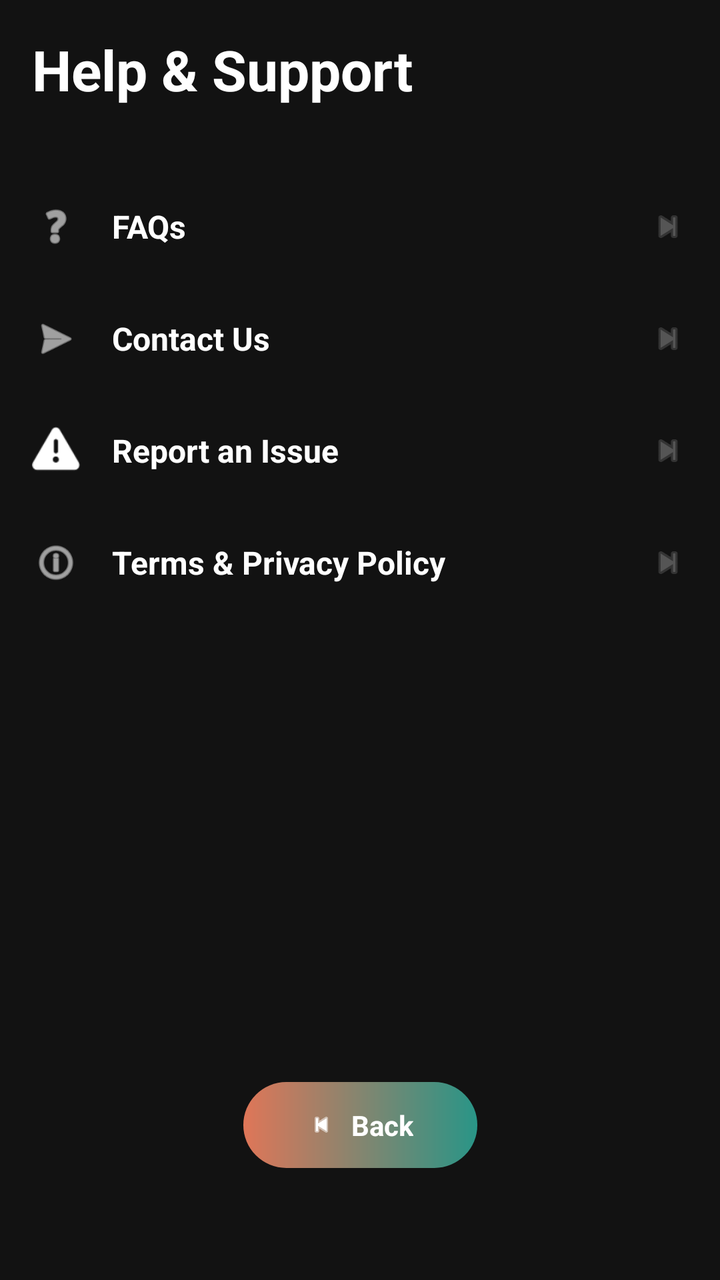
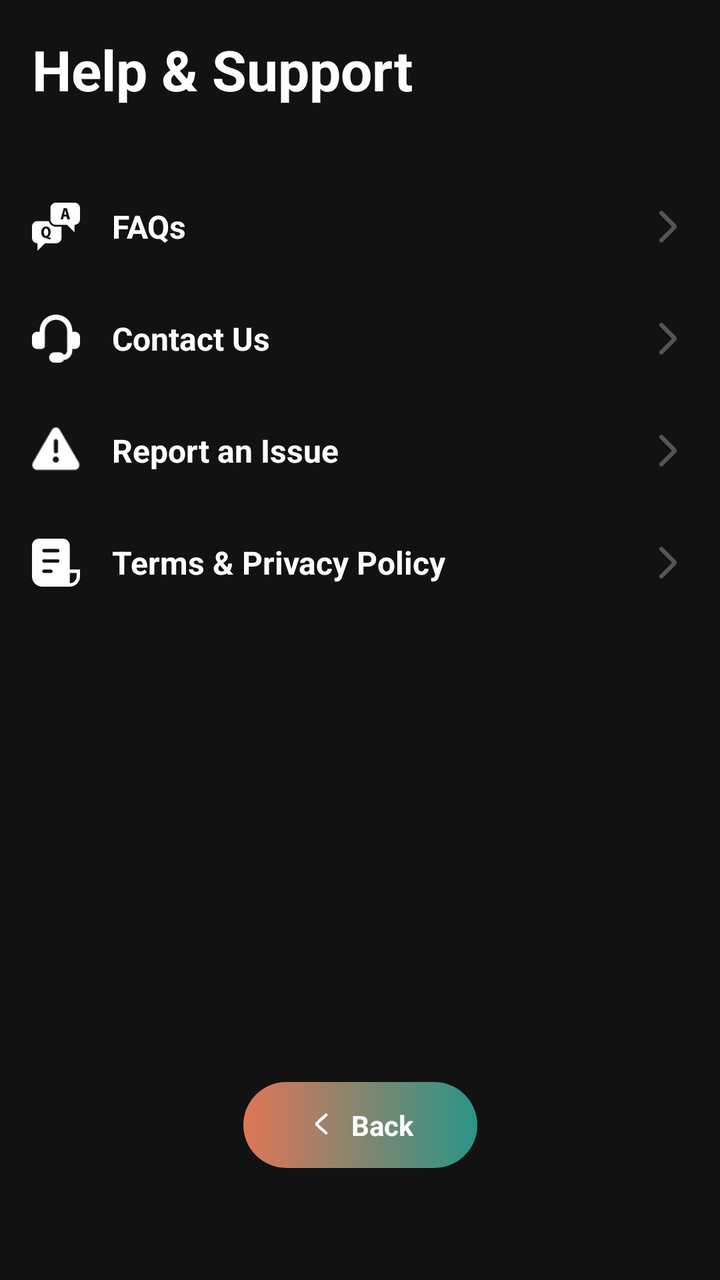

Before-and-after screenshots of an Android layout around one commit, followed by the original layout XML and the change that was made.
<!-- AndroidManifest.xml: application theme Theme.ViBePlayer -->
<!-- res/layout/fragment_help_support.xml -->
<?xml version="1.0" encoding="utf-8"?>
<androidx.constraintlayout.widget.ConstraintLayout xmlns:android="http://schemas.android.com/apk/res/android"
    xmlns:app="http://schemas.android.com/apk/res-auto"
    android:layout_width="match_parent"
    android:layout_height="match_parent"
    android:background="@color/vibe_black"
    android:padding="16dp">

    <TextView
        android:id="@+id/txtHelpHeader"
        android:layout_width="wrap_content"
        android:layout_height="wrap_content"
        android:text="Help &amp; Support"
        android:textColor="@color/white"
        android:textSize="28sp"
        android:textStyle="bold"
        app:layout_constraintStart_toStartOf="parent"
        app:layout_constraintTop_toTopOf="parent" />

    <LinearLayout
        android:layout_width="match_parent"
        android:layout_height="wrap_content"
        android:layout_marginTop="32dp"
        android:orientation="vertical"
        app:layout_constraintTop_toBottomOf="@id/txtHelpHeader">

        <LinearLayout
            android:id="@+id/rowFaqs"
            android:layout_width="match_parent"
            android:layout_height="wrap_content"
            android:background="?attr/selectableItemBackground"
            android:clickable="true"
            android:focusable="true"
            android:gravity="center_vertical"
            android:orientation="horizontal"
            android:paddingVertical="16dp">

            <ImageView
                android:layout_width="24dp"
                android:layout_height="24dp"
                android:src="@android:drawable/ic_menu_help"
                app:tint="@color/white" />

            <TextView
                android:layout_width="0dp"
                android:layout_height="wrap_content"
                android:layout_marginStart="16dp"
                android:layout_weight="1"
                android:text="FAQs"
                android:textColor="@color/white"
                android:textSize="16sp"
                android:textStyle="bold" />

            <ImageView
                android:layout_width="20dp"
                android:layout_height="20dp"
                android:src="@android:drawable/ic_media_next"
                app:tint="#555555" />
        </LinearLayout>

        <LinearLayout
            android:id="@+id/rowContactUs"
            android:layout_width="match_parent"
            android:layout_height="wrap_content"
            android:background="?attr/selectableItemBackground"
            android:clickable="true"
            android:focusable="true"
            android:gravity="center_vertical"
            android:orientation="horizontal"
            android:paddingVertical="16dp">

            <ImageView
                android:layout_width="24dp"
                android:layout_height="24dp"
                android:src="@android:drawable/ic_menu_send"
                app:tint="@color/white" />

            <TextView
                android:layout_width="0dp"
                android:layout_height="wrap_content"
                android:layout_marginStart="16dp"
                android:layout_weight="1"
                android:text="Contact Us"
                android:textColor="@color/white"
                android:textSize="16sp"
                android:textStyle="bold" />

            <ImageView
                android:layout_width="20dp"
                android:layout_height="20dp"
                android:src="@android:drawable/ic_media_next"
                app:tint="#555555" />
        </LinearLayout>

        <LinearLayout
            android:id="@+id/rowReportIssue"
            android:layout_width="match_parent"
            android:layout_height="wrap_content"
            android:background="?attr/selectableItemBackground"
            android:clickable="true"
            android:focusable="true"
            android:gravity="center_vertical"
            android:orientation="horizontal"
            android:paddingVertical="16dp">

            <ImageView
                android:layout_width="24dp"
                android:layout_height="24dp"
                android:src="@android:drawable/ic_dialog_alert"
                app:tint="@color/white" />

            <TextView
                android:layout_width="0dp"
                android:layout_height="wrap_content"
                android:layout_marginStart="16dp"
                android:layout_weight="1"
                android:text="Report an Issue"
                android:textColor="@color/white"
                android:textSize="16sp"
                android:textStyle="bold" />

            <ImageView
                android:layout_width="20dp"
                android:layout_height="20dp"
                android:src="@android:drawable/ic_media_next"
                app:tint="#555555" />
        </LinearLayout>

        <LinearLayout
            android:id="@+id/rowTerms"
            android:layout_width="match_parent"
            android:layout_height="wrap_content"
            android:background="?attr/selectableItemBackground"
            android:clickable="true"
            android:focusable="true"
            android:gravity="center_vertical"
            android:orientation="horizontal"
            android:paddingVertical="16dp">

            <ImageView
                android:layout_width="24dp"
                android:layout_height="24dp"
                android:src="@android:drawable/ic_menu_info_details"
                app:tint="@color/white" />

            <TextView
                android:layout_width="0dp"
                android:layout_height="wrap_content"
                android:layout_marginStart="16dp"
                android:layout_weight="1"
                android:text="Terms &amp; Privacy Policy"
                android:textColor="@color/white"
                android:textSize="16sp"
                android:textStyle="bold" />

            <ImageView
                android:layout_width="20dp"
                android:layout_height="20dp"
                android:src="@android:drawable/ic_media_next"
                app:tint="#555555" />
        </LinearLayout>

    </LinearLayout>

    <LinearLayout
        android:id="@+id/btnHelpBack"
        android:layout_width="wrap_content"
        android:layout_height="wrap_content"
        android:layout_marginBottom="40dp"
        android:background="@drawable/bg_chip_outline"
        android:gravity="center"
        android:orientation="horizontal"
        android:paddingHorizontal="32dp"
        android:paddingVertical="12dp"
        app:layout_constraintBottom_toBottomOf="parent"
        app:layout_constraintEnd_toEndOf="parent"
        app:layout_constraintStart_toStartOf="parent">

        <ImageView
            android:layout_width="14dp"
            android:layout_height="14dp"
            android:src="@android:drawable/ic_media_previous"
            app:tint="@color/white" />

        <TextView
            android:layout_width="wrap_content"
            android:layout_height="wrap_content"
            android:layout_marginStart="8dp"
            android:text="Back"
            android:textColor="@color/white"
            android:textSize="14sp"
            android:textStyle="bold" />
    </LinearLayout>

</androidx.constraintlayout.widget.ConstraintLayout>
<!-- resources referenced by this layout -->
<resources>
  <!-- unchanged entries left out for length: 5 -->
</resources>

<!-- the commit's change to res/layout/fragment_help_support.xml (unified diff, before → after) -->
@@ -38,7 +38,7 @@
             <ImageView
                 android:layout_width="24dp"
                 android:layout_height="24dp"
-                android:src="@android:drawable/ic_menu_help"
+                android:src="@drawable/ic_faq"
                 app:tint="@color/white" />
 
             <TextView
@@ -54,7 +54,7 @@
             <ImageView
                 android:layout_width="20dp"
                 android:layout_height="20dp"
-                android:src="@android:drawable/ic_media_next"
+                android:src="@drawable/ic_forward_arrow"
                 app:tint="#555555" />
         </LinearLayout>
 
@@ -72,7 +72,7 @@
             <ImageView
                 android:layout_width="24dp"
                 android:layout_height="24dp"
-                android:src="@android:drawable/ic_menu_send"
+                android:src="@drawable/ic_customer_support"
                 app:tint="@color/white" />
 
             <TextView
@@ -88,7 +88,7 @@
             <ImageView
                 android:layout_width="20dp"
                 android:layout_height="20dp"
-                android:src="@android:drawable/ic_media_next"
+                android:src="@drawable/ic_forward_arrow"
                 app:tint="#555555" />
         </LinearLayout>
 
@@ -122,7 +122,7 @@
             <ImageView
                 android:layout_width="20dp"
                 android:layout_height="20dp"
-                android:src="@android:drawable/ic_media_next"
+                android:src="@drawable/ic_forward_arrow"
                 app:tint="#555555" />
         </LinearLayout>
 
@@ -140,7 +140,7 @@
             <ImageView
                 android:layout_width="24dp"
                 android:layout_height="24dp"
-                android:src="@android:drawable/ic_menu_info_details"
+                android:src="@drawable/ic_terms"
                 app:tint="@color/white" />
 
             <TextView
@@ -156,7 +156,7 @@
             <ImageView
                 android:layout_width="20dp"
                 android:layout_height="20dp"
-                android:src="@android:drawable/ic_media_next"
+                android:src="@drawable/ic_forward_arrow"
                 app:tint="#555555" />
         </LinearLayout>
 
@@ -179,7 +179,7 @@
         <ImageView
             android:layout_width="14dp"
             android:layout_height="14dp"
-            android:src="@android:drawable/ic_media_previous"
+            android:src="@drawable/ic_back_arrow"
             app:tint="@color/white" />
 
         <TextView
<!-- resource entries referenced after the edit -->
@@ -1,5 +1,64 @@
 <!-- resources referenced by this layout -->
 <resources>
+  <!-- drawable ic_back_arrow (drawable) -->
+  <vector xmlns:android="http://schemas.android.com/apk/res/android"
+      android:width="40dp"
+      android:height="40dp"
+      android:viewportWidth="40"
+      android:viewportHeight="40">
+    <path
+        android:pathData="M15.694,19.011L28.354,30.638C28.785,31.034 28.993,31.495 28.979,32.022C28.965,32.55 28.743,33.011 28.311,33.407C27.879,33.802 27.377,34 26.804,34C26.231,34 25.728,33.802 25.297,33.407L12.033,21.265C11.689,20.948 11.431,20.593 11.258,20.197C11.086,19.802 11,19.406 11,19.011C11,18.615 11.086,18.22 11.258,17.824C11.431,17.429 11.689,17.073 12.033,16.756L25.297,4.575C25.727,4.179 26.237,3.988 26.826,4.001C27.415,4.013 27.925,4.218 28.354,4.614C28.784,5.011 28.999,5.472 29,5.999C29.001,6.525 28.786,6.986 28.354,7.383L15.694,19.011Z"
+        android:fillColor="#ffffff"/>
+  </vector>
+  <!-- drawable ic_customer_support (drawable) -->
+  <vector xmlns:android="http://schemas.android.com/apk/res/android"
+      android:width="14dp"
+      android:height="14dp"
+      android:viewportWidth="14"
+      android:viewportHeight="14">
+    <group>
+      <clip-path
+          android:pathData="M0,0h14v14h-14z"/>
+      <path
+          android:pathData="M6.987,1.5C6.569,1.492 6.154,1.567 5.765,1.721C5.375,1.874 5.02,2.102 4.72,2.393C4.419,2.683 4.179,3.03 4.012,3.414C3.846,3.797 3.757,4.21 3.75,4.628V9C3.75,9.265 3.645,9.52 3.457,9.707C3.27,9.895 3.015,10 2.75,10H1.5C1.102,10 0.721,9.842 0.439,9.561C0.158,9.279 0,8.898 0,8.5L0,6.5C0,6.102 0.158,5.721 0.439,5.439C0.721,5.158 1.102,5 1.5,5H2.25V4.61C2.259,3.995 2.389,3.389 2.633,2.824C2.877,2.26 3.229,1.749 3.67,1.321C4.111,0.893 4.632,0.556 5.204,0.329C5.775,0.103 6.385,-0.009 7,0C7.615,-0.009 8.225,0.103 8.796,0.329C9.368,0.556 9.889,0.893 10.33,1.321C10.771,1.749 11.123,2.26 11.367,2.824C11.611,3.389 11.741,3.995 11.75,4.61V5H12.5C12.898,5 13.279,5.158 13.561,5.439C13.842,5.721 14,6.102 14,6.5V8.5C14,8.898 13.842,9.279 13.561,9.561C13.279,9.842 12.898,10 12.5,10H11.75V10.5C11.75,11.176 11.501,11.828 11.051,12.332C10.601,12.836 9.981,13.157 9.31,13.233C9.18,13.466 8.989,13.66 8.759,13.795C8.529,13.929 8.267,14 8,14H6.5C6.102,14 5.721,13.842 5.439,13.561C5.158,13.279 5,12.898 5,12.5C5,12.102 5.158,11.721 5.439,11.439C5.721,11.158 6.102,11 6.5,11H8C8.542,11 9.017,11.287 9.28,11.718C9.556,11.655 9.802,11.5 9.978,11.278C10.154,11.057 10.25,10.783 10.25,10.5V4.627C10.243,4.207 10.153,3.792 9.985,3.407C9.817,3.022 9.574,2.674 9.271,2.383C8.967,2.092 8.609,1.864 8.217,1.713C7.825,1.561 7.407,1.489 6.987,1.5Z"
+          android:fillColor="#ffffff"
+          android:fillType="evenOdd"/>
+    </group>
+  </vector>
+  <!-- drawable ic_faq (drawable) -->
+  <vector xmlns:android="http://schemas.android.com/apk/res/android"
+      android:width="26dp"
+      android:height="26dp"
+      android:viewportWidth="26"
+      android:viewportHeight="26">
+    <group>
+      <clip-path
+          android:pathData="M0,0h26v26h-26z"/>
+      <path
+          android:pathData="M13,0C11.3,0 10,1.3 10,3V9C10,10.7 11.3,12 13,12H19L23,16V12C24.7,12 26,10.7 26,9V3C26,1.3 24.7,0 23,0H13ZM17.188,3H18.906L20.594,9H19.094L18.687,7.5H17.187L16.813,9H15.5L17.188,3ZM18,4C17.9,4.4 17.788,4.888 17.687,5.188L17.407,6.5H18.594L18.312,5.187C18.113,4.888 18,4.4 18,4ZM3,10C1.3,10 0,11.3 0,13V19C0,20.7 1.3,22 3,22V26L7,22H13C14.7,22 16,20.7 16,19V13H13C11.1,13 9.594,11.7 9.094,10H3ZM7.594,12.906C9.294,12.906 10.094,14.306 10.094,15.906C10.094,17.306 9.613,18.194 8.813,18.594C9.213,18.794 9.687,18.9 10.187,19L9.813,20C9.113,19.8 8.387,19.488 7.687,19.187C7.587,19.087 7.412,19.094 7.312,19.094C6.112,18.994 5,18 5,16C5,14.3 5.994,12.906 7.594,12.906ZM7.594,14C6.794,14 6.406,14.9 6.406,16C6.406,17.2 6.794,18 7.594,18C8.394,18 8.812,17.1 8.812,16C8.812,14.9 8.394,14 7.594,14Z"
+          android:fillColor="#ffffff"/>
+    </group>
+  </vector>
+  <!-- drawable ic_forward_arrow (drawable) -->
+  <vector xmlns:android="http://schemas.android.com/apk/res/android"
+      android:width="18dp"
+      android:height="18dp"
+      android:viewportWidth="18"
+      android:viewportHeight="18">
+    <path
+        android:pathData="M10.838,9L5.325,14.512C5.138,14.7 5.047,14.919 5.053,15.169C5.059,15.419 5.156,15.637 5.344,15.825C5.532,16.012 5.751,16.106 6,16.106C6.25,16.106 6.468,16.012 6.656,15.825L12.431,10.069C12.581,9.919 12.694,9.75 12.769,9.562C12.844,9.375 12.881,9.187 12.881,9C12.881,8.812 12.844,8.625 12.769,8.437C12.694,8.25 12.581,8.081 12.431,7.931L6.656,2.156C6.469,1.969 6.247,1.878 5.99,1.884C5.734,1.89 5.512,1.987 5.325,2.175C5.138,2.363 5.044,2.582 5.044,2.831C5.043,3.081 5.137,3.299 5.325,3.487L10.838,9Z"
+        android:fillColor="#ffffff"/>
+  </vector>
+  <!-- drawable ic_terms (drawable) -->
+  <vector xmlns:android="http://schemas.android.com/apk/res/android"
+      android:width="14dp"
+      android:height="14dp"
+      android:viewportWidth="14"
+      android:viewportHeight="14">
+    <path
+        android:pathData="M0,2C0,1.47 0.211,0.961 0.586,0.586C0.961,0.211 1.47,0 2,0H9C9.53,0 10.039,0.211 10.414,0.586C10.789,0.961 11,1.47 11,2V9H14V11C14,11.796 13.684,12.559 13.121,13.121C12.559,13.684 11.796,14 11,14H3C2.204,14 1.441,13.684 0.879,13.121C0.316,12.559 0,11.796 0,11V2ZM11,13C11.53,13 12.039,12.789 12.414,12.414C12.789,12.039 13,11.53 13,11V10H11V13ZM3.5,3C3.367,3 3.24,3.053 3.146,3.146C3.053,3.24 3,3.367 3,3.5C3,3.633 3.053,3.76 3.146,3.854C3.24,3.947 3.367,4 3.5,4H7.5C7.633,4 7.76,3.947 7.854,3.854C7.947,3.76 8,3.633 8,3.5C8,3.367 7.947,3.24 7.854,3.146C7.76,3.053 7.633,3 7.5,3H3.5ZM3.5,6C3.367,6 3.24,6.053 3.146,6.146C3.053,6.24 3,6.367 3,6.5C3,6.633 3.053,6.76 3.146,6.854C3.24,6.947 3.367,7 3.5,7H7.5C7.633,7 7.76,6.947 7.854,6.854C7.947,6.76 8,6.633 8,6.5C8,6.367 7.947,6.24 7.854,6.146C7.76,6.053 7.633,6 7.5,6H3.5ZM3.5,9C3.367,9 3.24,9.053 3.146,9.146C3.053,9.24 3,9.367 3,9.5C3,9.633 3.053,9.76 3.146,9.854C3.24,9.947 3.367,10 3.5,10H5.5C5.633,10 5.76,9.947 5.854,9.854C5.947,9.76 6,9.633 6,9.5C6,9.367 5.947,9.24 5.854,9.146C5.76,9.053 5.633,9 5.5,9H3.5Z"
+        android:fillColor="#ffffff"/>
+  </vector>
   <!-- unchanged entries left out for length: 5 -->
 </resources>
 
